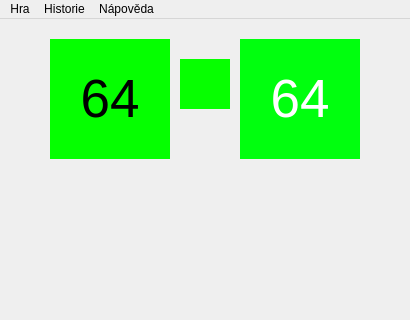
Above: src/mainwindow.ui from rajzik/VUT-FIT-ICP-projekt-2016 before the change; both pictures show x 0 to 410 and y 0 to 320 of the 410 by 700 pixel window. Below: the same form after it.
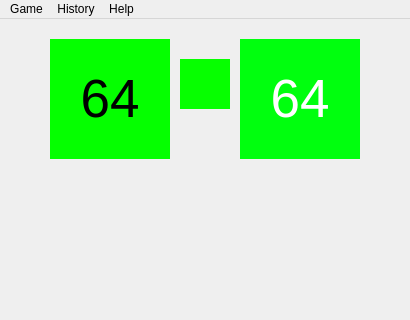
That is the form after the change.

Patch:
```diff
--- a/src/mainwindow.ui
+++ b/src/mainwindow.ui
@@ -2202,7 +2202,7 @@
    </property>
    <widget class="QMenu" name="menuGame">
     <property name="title">
-     <string>Hra</string>
+     <string>Game</string>
     </property>
     <addaction name="actionNew"/>
     <addaction name="actionSave"/>
@@ -2211,13 +2211,13 @@
    </widget>
    <widget class="QMenu" name="menuHelp">
     <property name="title">
-     <string>Nápověda</string>
+     <string>Help</string>
     </property>
     <addaction name="actionAbout"/>
    </widget>
    <widget class="QMenu" name="menuHistory">
     <property name="title">
-     <string>Historie</string>
+     <string>History</string>
     </property>
     <addaction name="actionUndo"/>
     <addaction name="actionRedo"/>
```
Left out of the diff: 16 changed lines with no effect on the pictures.
